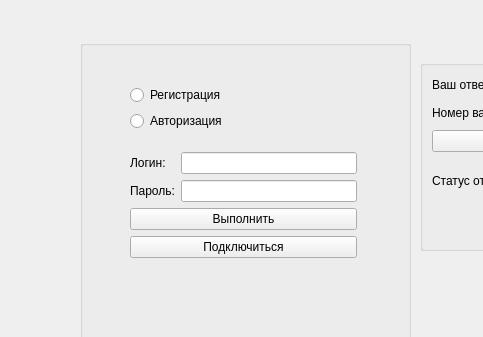
2eFoLt/title-template, file echoClient/mainwindow.ui: the form before one commit; both pictures show x 0 to 483 and y 0 to 337 of the 800 by 600 pixel window.
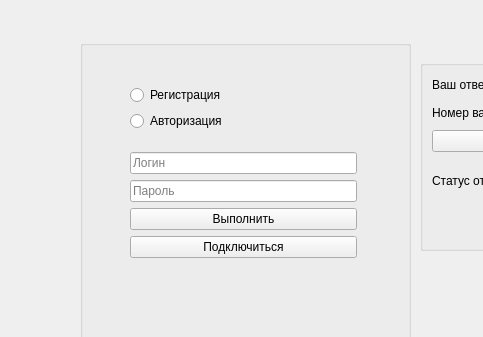
The form after the commit.

Commit message: sig-upd

```diff
--- a/echoClient/mainwindow.ui
+++ b/echoClient/mainwindow.ui
@@ -77,31 +77,21 @@
        <layout class="QVBoxLayout" name="verticalLayout_8">
         <item>
          <layout class="QHBoxLayout" name="horizontalLayout_4">
-          <item>
-           <layout class="QVBoxLayout" name="verticalLayout_3">
-            <item>
-             <widget class="QLabel" name="label_3">
-              <property name="text">
-               <string>Логин:</string>
-              </property>
-             </widget>
-            </item>
-            <item>
-             <widget class="QLabel" name="label_4">
-              <property name="text">
-               <string>Пароль:</string>
-              </property>
-             </widget>
-            </item>
-           </layout>
-          </item>
           <item>
            <layout class="QVBoxLayout" name="verticalLayout_4">
             <item>
-             <widget class="QLineEdit" name="loginLine"/>
+             <widget class="QLineEdit" name="loginLine">
+              <property name="placeholderText">
+               <string>Логин</string>
+              </property>
+             </widget>
             </item>
             <item>
-             <widget class="QLineEdit" name="pswdLine"/>
+             <widget class="QLineEdit" name="pswdLine">
+              <property name="placeholderText">
+               <string>Пароль</string>
+              </property>
+             </widget>
             </item>
            </layout>
           </item>
```
The commit also changes 2 other files.
